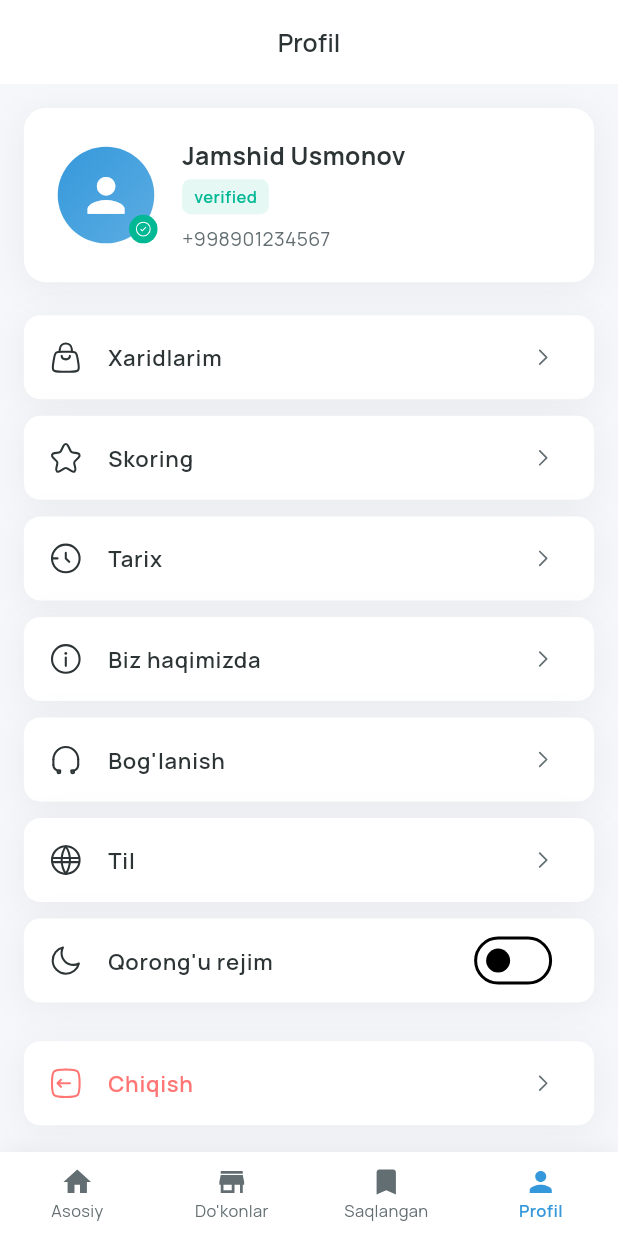
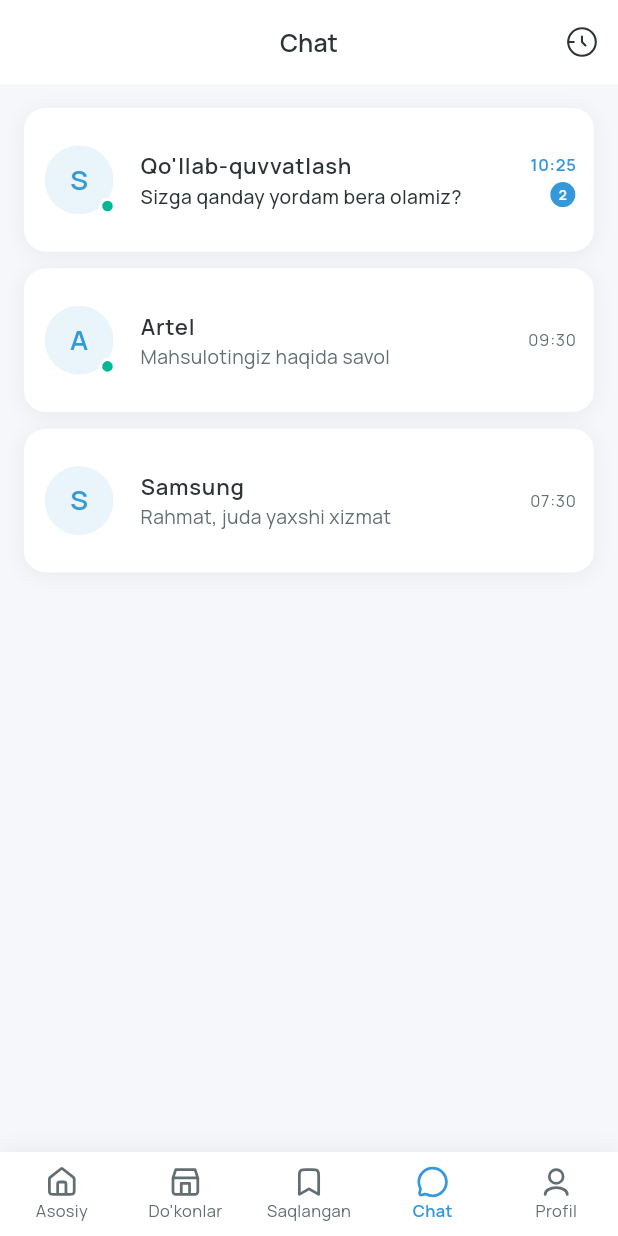
Before and after one commit to khurshid28/finsum_mobile, a Flutter app: the MainScreen screen opened by its route, item 4 of the bottom bar chosen, on a phone screen of 412 x 824 dp. Run offline on Flutter 3.47's test engine with Material 3 defaults, Android fonts, the phone set to English and light mode, and no system bars; our stand-ins replace animate_do, connectivity_plus, dio, equatable, flutter_bloc, flutter_dotenv and 9 more; accounts and stored records are empty.

Commit message:
Add Chat feature with History: bold navigation icons, 5-tab bottom nav, chat screen with history button

```diff
--- /dev/null
+++ b/lib/presentation/screens/chat/chat_screen.dart
@@ -0,0 +1,269 @@
+import 'package:flutter/material.dart';
+import 'package:flutter_screenutil/flutter_screenutil.dart';
+import 'package:flutter_svg/flutter_svg.dart';
+import 'package:animate_do/animate_do.dart';
+import 'package:intl/intl.dart';
+import '../../../core/theme/app_colors.dart';
+import 'chat_history_screen.dart';
+
+class ChatScreen extends StatefulWidget {
+  const ChatScreen({super.key});
+
+  @override
+  State<ChatScreen> createState() => _ChatScreenState();
+}
+
+class _ChatScreenState extends State<ChatScreen> {
+  final TextEditingController _messageController = TextEditingController();
+  final ScrollController _scrollController = ScrollController();
+
+  final List<Map<String, dynamic>> _chats = [
+    {
+      'id': '1',
+      'name': 'Qo\'llab-quvvatlash',
+      'lastMessage': 'Sizga qanday yordam bera olamiz?',
+      'time': DateTime.now().subtract(const Duration(minutes: 5)),
+      'unreadCount': 2,
+      'isOnline': true,
+      'avatar': 'S',
+    },
+    {
+      'id': '2',
+      'name': 'Artel',
+      'lastMessage': 'Mahsulotingiz haqida savol',
+      'time': DateTime.now().subtract(const Duration(hours: 1)),
+      'unreadCount': 0,
+      'isOnline': true,
+      'avatar': 'A',
+    },
+    {
+      'id': '3',
+      'name': 'Samsung',
+      'lastMessage': 'Rahmat, juda yaxshi xizmat',
+      'time': DateTime.now().subtract(const Duration(hours: 3)),
+      'unreadCount': 0,
+      'isOnline': false,
+      'avatar': 'S',
+    },
+  ];
+
+  @override
+  void dispose() {
+    _messageController.dispose();
+    _scrollController.dispose();
+    super.dispose();
+  }
+
+  String _formatTime(DateTime time) {
+    final now = DateTime.now();
+    final difference = now.difference(time);
+
+    if (difference.inDays == 0) {
+      return DateFormat('HH:mm').format(time);
+    } else if (difference.inDays == 1) {
+      return 'Kecha';
+    } else if (difference.inDays < 7) {
+      return DateFormat('EEEE', 'uz_UZ').format(time);
+    } else {
+      return DateFormat('dd.MM.yyyy').format(time);
+    }
+  }
+
+  @override
+  Widget build(BuildContext context) {
+    return Scaffold(
+      backgroundColor: AppColors.background,
+      appBar: AppBar(
+        title: const Text('Chat'),
+        centerTitle: true,
+        automaticallyImplyLeading: false,
+        actions: [
+          IconButton(
+            icon: SvgPicture.asset(
+              'assets/icons/svg/history.svg',
+              width: 24.w,
+              height: 24.h,
+              colorFilter: ColorFilter.mode(
+                AppColors.textPrimary,
+                BlendMode.srcIn,
+              ),
+            ),
+            onPressed: () {
+              Navigator.push(
+                context,
+                MaterialPageRoute(
+                  builder: (_) => const ChatHistoryScreen(),
+                ),
+              );
+            },
+          ),
+        ],
+      ),
+      body: _chats.isEmpty ? _buildEmptyState() : _buildChatList(),
+    );
+  }
+
+  Widget _buildEmptyState() {
+    return Center(
+      child: Column(
+        mainAxisAlignment: MainAxisAlignment.center,
+        children: [
+          SvgPicture.asset(
+            'assets/icons/svg/chat.svg',
+            width: 100.w,
+            height: 100.h,
+            colorFilter: ColorFilter.mode(
+              AppColors.textSecondary.withOpacity(0.5),
+              BlendMode.srcIn,
+            ),
+          ),
+          SizedBox(height: 24.h),
+          Text(
+            'Hali chat yo\'q',
+            style: TextStyle(
+              fontSize: 18.sp,
+              fontWeight: FontWeight.w600,
+              color: AppColors.textSecondary,
+            ),
+          ),
+          SizedBox(height: 8.h),
+          Text(
+            'Yangi chat boshlang',
+            style: TextStyle(
+              fontSize: 14.sp,
+              color: AppColors.textSecondary,
+            ),
+          ),
+        ],
+      ),
+    );
+  }
+
+  Widget _buildChatList() {
+    return ListView.builder(
+      padding: EdgeInsets.all(16.w),
+      itemCount: _chats.length,
+      itemBuilder: (context, index) {
+        return FadeInUp(
+          delay: Duration(milliseconds: index * 100),
+          child: _buildChatItem(_chats[index]),
+        );
+      },
+    );
+  }
+
+  Widget _buildChatItem(Map<String, dynamic> chat) {
+    final hasUnread = chat['unreadCount'] > 0;
+    final isOnline = chat['isOnline'];
+
+    return Container(
+      margin: EdgeInsets.only(bottom: 12.h),
+      decoration: BoxDecoration(
+        color: Colors.white,
+        borderRadius: BorderRadius.circular(16.r),
+        boxShadow: [
+          BoxShadow(
+            color: Colors.black.withOpacity(0.05),
+            blurRadius: 10,
+            offset: const Offset(0, 2),
+          ),
+        ],
+      ),
+      child: ListTile(
+        contentPadding: EdgeInsets.all(12.w),
+        leading: Stack(
+          children: [
+            Container(
+              width: 50.w,
+              height: 50.h,
+              decoration: BoxDecoration(
+                color: AppColors.primary.withOpacity(0.1),
+                shape: BoxShape.circle,
+              ),
+              child: Center(
+                child: Text(
+                  chat['avatar'],
+                  style: TextStyle(
+                    fontSize: 20.sp,
+                    fontWeight: FontWeight.w600,
+                    color: AppColors.primary,
+                  ),
+                ),
+              ),
+            ),
+            if (isOnline)
+              Positioned(
+                right: 0,
+                bottom: 0,
+                child: Container(
+                  width: 12.w,
+                  height: 12.h,
+                  decoration: BoxDecoration(
+                    color: AppColors.success,
+                    shape: BoxShape.circle,
+                    border: Border.all(
+                      color: Colors.white,
+                      width: 2,
+                    ),
+                  ),
+                ),
+              ),
+          ],
+        ),
+        title: Text(
+          chat['name'],
+          style: TextStyle(
+            fontSize: 16.sp,
+            fontWeight: FontWeight.w600,
+            color: AppColors.textPrimary,
+          ),
+        ),
+        subtitle: Text(
+          chat['lastMessage'],
+          style: TextStyle(
+            fontSize: 14.sp,
+            color: hasUnread ? AppColors.textPrimary : AppColors.textSecondary,
+            fontWeight: hasUnread ? FontWeight.w500 : FontWeight.w400,
+          ),
+          maxLines: 1,
+          overflow: TextOverflow.ellipsis,
+        ),
+        trailing: Column(
+          mainAxisAlignment: MainAxisAlignment.center,
+          crossAxisAlignment: CrossAxisAlignment.end,
+          children: [
+            Text(
+              _formatTime(chat['time']),
+              style: TextStyle(
+                fontSize: 12.sp,
+                color: hasUnread ? AppColors.primary : AppColors.textSecondary,
+                fontWeight: hasUnread ? FontWeight.w600 : FontWeight.w400,
+              ),
+            ),
+            if (hasUnread) ...[
+              SizedBox(height: 4.h),
+              Container(
+                padding: EdgeInsets.symmetric(horizontal: 6.w, vertical: 2.h),
+                decoration: BoxDecoration(
+                  color: AppColors.primary,
+                  shape: BoxShape.circle,
+                ),
+                child: Text(
+                  chat['unreadCount'].toString(),
+                  style: TextStyle(
+                    fontSize: 10.sp,
+                    fontWeight: FontWeight.w600,
+                    color: Colors.white,
+                  ),
+                ),
+              ),
+            ],
+          ],
+        ),
+        onTap: () {
+          // Open chat detail
+        },
+      ),
+    );
+  }
+}
--- a/lib/presentation/screens/main/main_screen.dart
+++ b/lib/presentation/screens/main/main_screen.dart
@@ -5,6 +5,7 @@ import '../../../core/theme/app_colors.dart';
 import '../home/home_screen.dart';
 import '../shops/shops_screen.dart';
 import '../saved/saved_screen.dart';
+import '../chat/chat_screen.dart';
 import '../profile/profile_screen.dart';
 
 class MainScreen extends StatefulWidget {
@@ -21,6 +22,7 @@ class _MainScreenState extends State<MainScreen> {
     HomeScreen(),
     ShopsScreen(),
     SavedScreen(),
+    ChatScreen(),
     ProfileScreen(),
   ];
 
@@ -113,6 +115,27 @@ class _MainScreenState extends State<MainScreen> {
             ),
             BottomNavigationBarItem(
               icon: SvgPicture.asset(
+                'assets/icons/svg/chat.svg',
+                width: 24.w,
+                height: 24.h,
+                colorFilter: ColorFilter.mode(
+                  AppColors.textSecondary,
+                  BlendMode.srcIn,
+                ),
+              ),
+              activeIcon: SvgPicture.asset(
+                'assets/icons/svg/chat.svg',
+                width: 24.w,
+                height: 24.h,
+                colorFilter: ColorFilter.mode(
+                  AppColors.primary,
+                  BlendMode.srcIn,
+                ),
+              ),
+              label: 'Chat',
+            ),
+            BottomNavigationBarItem(
+              icon: SvgPicture.asset(
                 'assets/icons/svg/user.svg',
                 width: 24.w,
                 height: 24.h,
```
Also changed, not shown: lib/presentation/screens/chat/chat_history_screen.dart (added, +227 -0 lines), assets/icons/svg/bookmark.svg, assets/icons/svg/chat.svg (added), assets/icons/svg/home.svg, assets/icons/svg/shop.svg, assets/icons/svg/user.svg.
